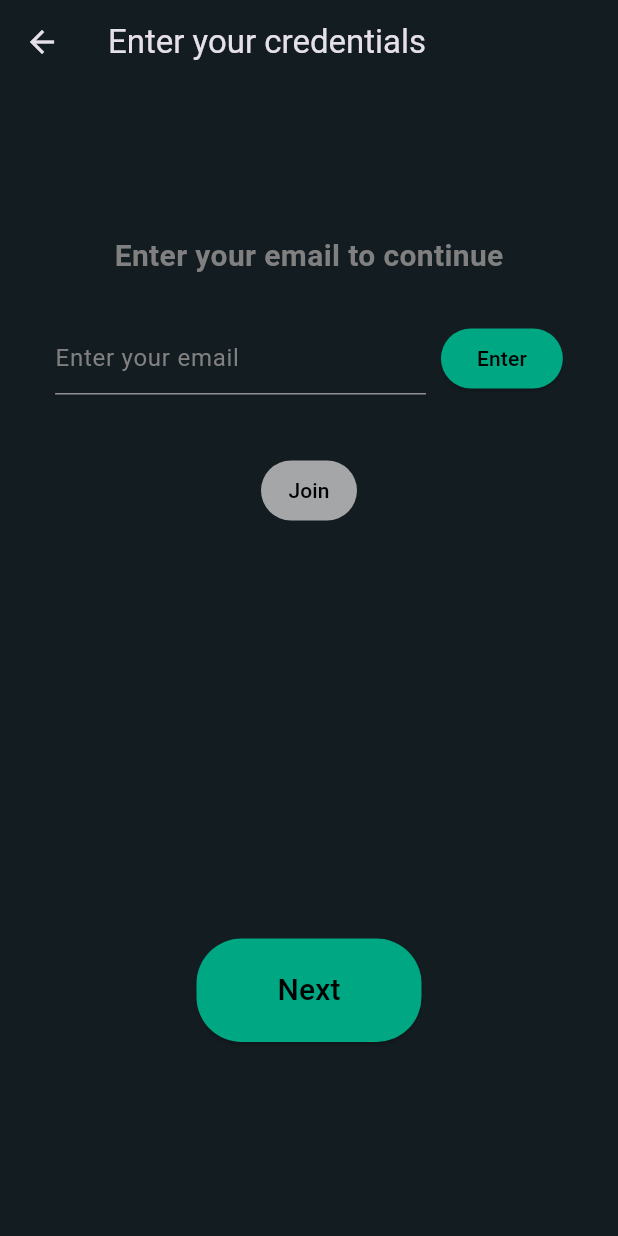
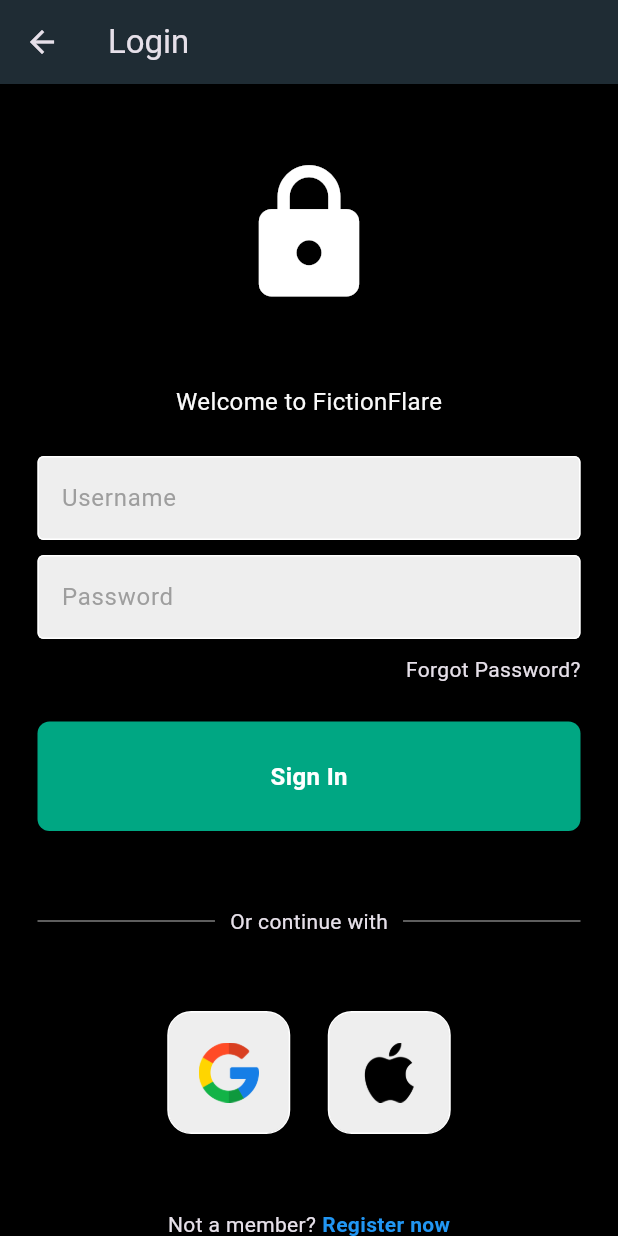
Before and after one commit to hyeon-BL/fictionflare, a Flutter app: the LoginScreen screen opened by its route, on a phone screen of 412 x 824 dp. Run offline on Flutter 3.47's test engine with Material 3 defaults, Android fonts, the phone set to English and light mode, and no system bars; our stand-ins replace cloud_firestore, firebase_auth, firebase_core; accounts and stored records are empty; generated files the repository leaves out were written again.

Commit message:
login page ui

```diff
--- /dev/null
+++ b/fictionflare_app/lib/features/auth/componets/signin_button.dart
@@ -0,0 +1,33 @@
+import 'package:fictionflare_app/colors.dart';
+import 'package:flutter/material.dart';
+
+class SigninButton extends StatelessWidget {
+  final Function()? onTap;
+
+  const SigninButton({super.key, required this.onTap});
+
+  @override
+  Widget build(BuildContext context) {
+    return GestureDetector(
+      onTap: onTap,
+      child: Container(
+        padding: const EdgeInsets.all(25),
+        margin: const EdgeInsets.symmetric(horizontal: 25),
+        decoration: BoxDecoration(
+          color: tabColor,
+          borderRadius: BorderRadius.circular(8),
+        ),
+        child: const Center(
+          child: Text(
+            "Sign In",
+            style: TextStyle(
+              color: Colors.white,
+              fontWeight: FontWeight.bold,
+              fontSize: 16,
+            ),
+          ),
+        ),
+      ),
+    );
+  }
+}
--- /dev/null
+++ b/fictionflare_app/lib/features/auth/componets/square_tile.dart
@@ -0,0 +1,25 @@
+import 'package:flutter/material.dart';
+
+class SquareTile extends StatelessWidget {
+  final String imagePath;
+  const SquareTile({
+    super.key,
+    required this.imagePath,
+  });
+
+  @override
+  Widget build(BuildContext context) {
+    return Container(
+      padding: EdgeInsets.all(20),
+      decoration: BoxDecoration(
+        border: Border.all(color: Colors.white),
+        borderRadius: BorderRadius.circular(16),
+        color: Colors.grey[200],
+      ),
+      child: Image.asset(
+        imagePath,
+        height: 40,
+      ),
+    );
+  }
+}
--- /dev/null
+++ b/fictionflare_app/lib/features/auth/componets/textfield.dart
@@ -0,0 +1,36 @@
+import 'package:flutter/material.dart';
+
+class SignInField extends StatelessWidget {
+  final controller;
+  final String hintText;
+  final bool obscureText;
+
+  const SignInField({
+    super.key,
+    required this.controller,
+    required this.hintText,
+    required this.obscureText,
+  });
+
+  @override
+  Widget build(BuildContext context) {
+    return Padding(
+      padding: const EdgeInsets.symmetric(horizontal: 25.0),
+      child: TextField(
+        controller: controller,
+        obscureText: obscureText,
+        decoration: InputDecoration(
+            enabledBorder: const OutlineInputBorder(
+              borderSide: BorderSide(color: Colors.white),
+            ),
+            focusedBorder: OutlineInputBorder(
+              borderSide: BorderSide(color: Colors.grey.shade400),
+            ),
+            fillColor: Colors.grey.shade200,
+            filled: true,
+            hintText: hintText,
+            hintStyle: TextStyle(color: Colors.grey[500])),
+      ),
+    );
+  }
+}
--- a/fictionflare_app/lib/features/auth/screens/login_screens.dart
+++ b/fictionflare_app/lib/features/auth/screens/login_screens.dart
@@ -1,83 +1,161 @@
 import 'package:fictionflare_app/colors.dart';
-import 'package:fictionflare_app/common/widgets/custom_button.dart';
+import 'package:fictionflare_app/features/auth/componets/signin_button.dart';
+import 'package:fictionflare_app/features/auth/componets/square_tile.dart';
+import 'package:fictionflare_app/features/auth/componets/textfield.dart';
 import 'package:flutter/material.dart';
 
-class LoginScreen extends StatefulWidget {
+class LoginScreen extends StatelessWidget {
   static const routeName = '/login-screen';
-  const LoginScreen({super.key});
 
-  @override
-  State<LoginScreen> createState() => _LoginScreenState();
-}
+  LoginScreen({super.key});
 
-class _LoginScreenState extends State<LoginScreen> {
-  final numberController = TextEditingController();
-  @override
-  void dispose() {
-    super.dispose();
-    numberController.dispose();
-  }
+  // text editing controllers
+  final usernameController = TextEditingController();
+  final passwordController = TextEditingController();
+
+  // sign user in method
+  void signUserIn() {}
 
   @override
   Widget build(BuildContext context) {
-    final size = MediaQuery.of(context).size;
     return Scaffold(
       appBar: AppBar(
-        title: const Text('Enter your credentials'),
-        elevation: 0,
-        backgroundColor: backgroundColor,
+        title: const Text('Login'),
       ),
-      body: Center(
+      backgroundColor: blackColor,
+      body: SafeArea(
+        child: Center(
           child: Column(
-          crossAxisAlignment: CrossAxisAlignment.center,
+            mainAxisAlignment: MainAxisAlignment.center,
             children: [
-            const SizedBox(height: 100),
-            const Text('Enter your email to continue',
+              const SizedBox(height: 50),
+
+              // logo
+              const Icon(
+                Icons.lock,
+                size: 100,
+              ),
+
+              const SizedBox(height: 50),
+
+              // welcome back, you've been missed!
+              Text(
+                'Welcome to FictionFlare',
                 style: TextStyle(
-                  fontSize: 20,
-                  fontWeight: FontWeight.bold,
-                  color: greyColor,
-                )),
-            const SizedBox(height: 30),
+                  color: Colors.grey[50],
+                  fontSize: 16,
+                ),
+              ),
+
+              const SizedBox(height: 25),
+
+              // username textfield
+              SignInField(
+                controller: usernameController,
+                hintText: 'Username',
+                obscureText: false,
+              ),
+
+              const SizedBox(height: 10),
+
+              // password textfield
+              SignInField(
+                controller: passwordController,
+                hintText: 'Password',
+                obscureText: true,
+              ),
+
+              const SizedBox(height: 10),
+
+              // forgot password?
+              Padding(
+                padding: const EdgeInsets.symmetric(horizontal: 25.0),
+                child: Row(
+                  mainAxisAlignment: MainAxisAlignment.end,
+                  children: [
+                    Text(
+                      'Forgot Password?',
+                      style: TextStyle(color: Colors.grey[150]),
+                    ),
+                  ],
+                ),
+              ),
+
+              const SizedBox(height: 25),
+
+              // sign in button
+              SigninButton(
+                onTap: signUserIn,
+              ),
+
+              const SizedBox(height: 50),
+
+              // or continue with
+              Padding(
+                padding: const EdgeInsets.symmetric(horizontal: 25.0),
+                child: Row(
+                  children: [
+                    Expanded(
+                      child: Divider(
+                        thickness: 0.5,
+                        color: Colors.grey[50],
+                      ),
+                    ),
+                    Padding(
+                      padding: const EdgeInsets.symmetric(horizontal: 10.0),
+                      child: Text(
+                        'Or continue with',
+                        style: TextStyle(color: Colors.grey[150]),
+                      ),
+                    ),
+                    Expanded(
+                      child: Divider(
+                        thickness: 0.5,
+                        color: Colors.grey[50],
+                      ),
+                    ),
+                  ],
+                ),
+              ),
+
+              const SizedBox(height: 50),
+
+              // google + apple sign in buttons
+              Row(
+                mainAxisAlignment: MainAxisAlignment.center,
+                children: const [
+                  // google button
+                  SquareTile(imagePath: 'assets/google.png'),
+
+                  SizedBox(width: 25),
+
+                  // apple button
+                  SquareTile(imagePath: 'assets/apple.png')
+                ],
+              ),
+
+              const SizedBox(height: 50),
+
+              // not a member? register now
               Row(
                 mainAxisAlignment: MainAxisAlignment.center,
                 children: [
-                SizedBox(
-                  width: size.width * 0.6,
-                  child: TextField(
-                    controller: numberController,
-                    decoration: InputDecoration(
-                      hintText: 'Enter your email',
-                      hintStyle: const TextStyle(color: greyColor),
+                  Text(
+                    'Not a member?',
+                    style: TextStyle(color: Colors.grey[150]),
+                  ),
+                  const SizedBox(width: 4),
+                  const Text(
+                    'Register now',
+                    style: TextStyle(
+                      color: Colors.blue,
+                      fontWeight: FontWeight.bold,
                     ),
                   ),
-                ),
-                const SizedBox(width: 10),
-                ElevatedButton(
-                  style: ElevatedButton.styleFrom(
-                    backgroundColor: tabColor,
-                  ),
-                  onPressed: () {},
-                  child: const Text('Enter',
-                      style: TextStyle(color: Colors.black)),
-                ),
+                ],
+              )
             ],
           ),
-            SizedBox(
-              height: 40,
-            ),
-            TextButton(
-                style: TextButton.styleFrom(
-                  backgroundColor: Color.fromRGBO(200, 200, 200, 0.8),
-                ),
-                onPressed: () {},
-                child: Text('Join', style: TextStyle(color: Colors.black))),
-            SizedBox(height: size.height / 3),
-            SizedBox(
-              width: 150,
-              child: CustomButton(text: 'Next', onPressed: () {}),
-            )
-          ],
         ),
       ),
     );
--- a/fictionflare_app/lib/router.dart
+++ b/fictionflare_app/lib/router.dart
@@ -5,7 +5,7 @@
 Route<dynamic> generateRoute(RouteSettings settings) {
   switch (settings.name) {
     case LoginScreen.routeName:
-      return MaterialPageRoute(builder: (_) => const LoginScreen());
+      return MaterialPageRoute(builder: (_) => LoginScreen());
 
     default:
       return MaterialPageRoute(
--- a/fictionflare_app/pubspec.yaml
+++ b/fictionflare_app/pubspec.yaml
@@ -65,6 +65,8 @@
   # To add assets to your application, add an assets section, like this:
   assets:
     - assets/logo.png
+    - assets/apple.png
+    - assets/google.png
   #   - images/a_dot_ham.jpeg
 
   # An image asset can refer to one or more resolution-specific "variants", see
```
Also changed, not shown: fictionflare_app/assets/apple.png (added), fictionflare_app/assets/google.png (added). Lines whose indentation alone changed are shown as unchanged.
